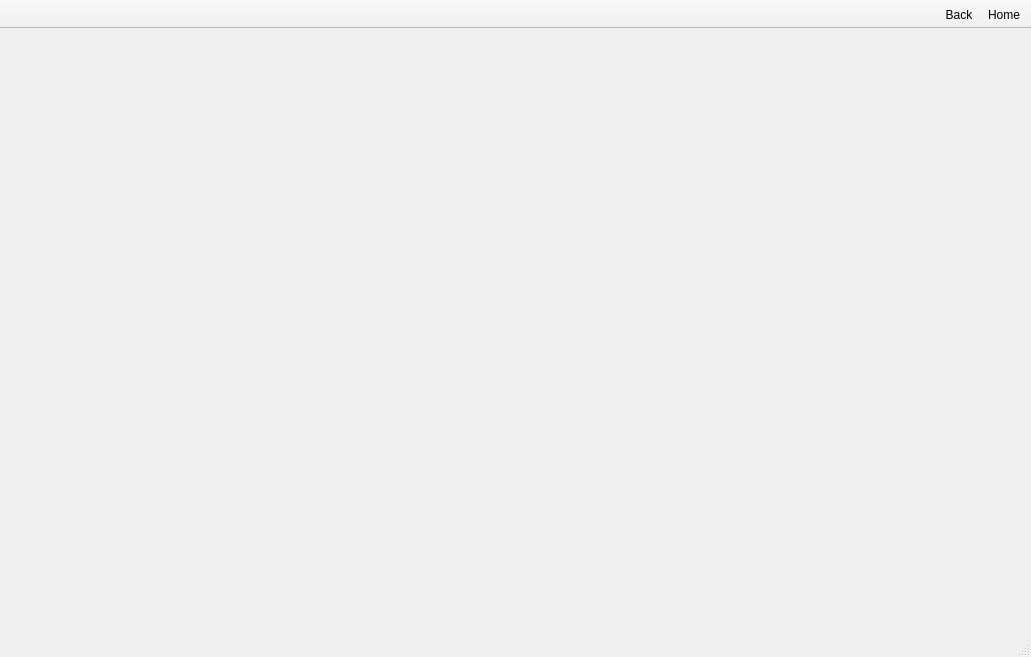
Qt form BodegueroHero/mainwindow.ui (ErickHernandez/BodegueroHero) before a commit.
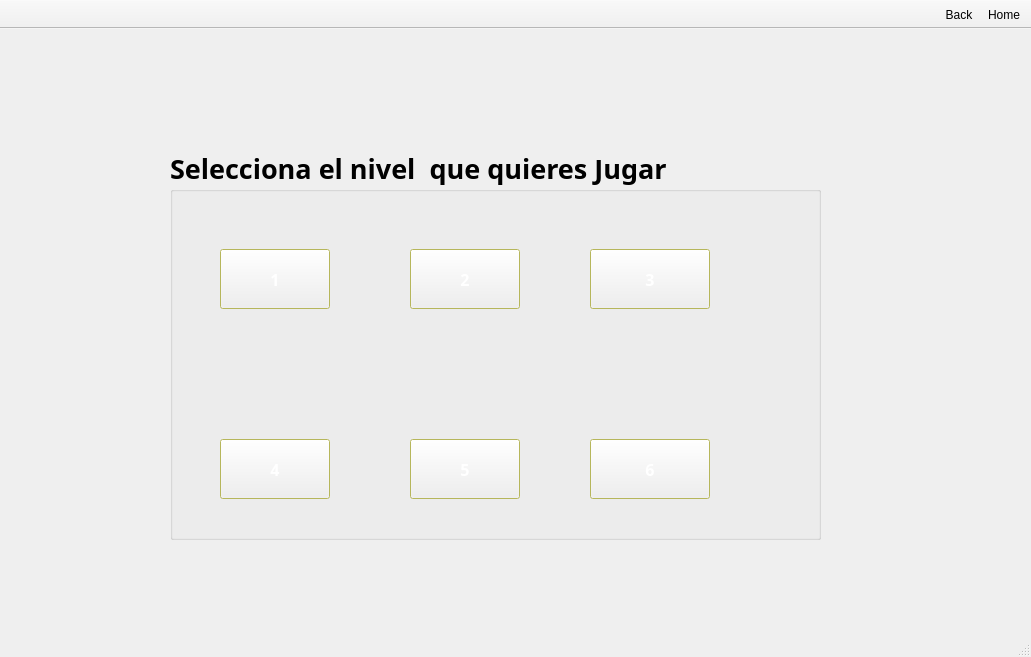
The same form after that commit. The open tabs and pages were chosen to show the change. Icons and pictures are not drawn.

Commit message: Actualizacion de perfiles y seleccion de niveles en alpha

What changed in the file:
```diff
--- a/BodegueroHero/mainwindow.ui
+++ b/BodegueroHero/mainwindow.ui
@@ -24,8 +24,8 @@
    <widget class="QStackedWidget" name="screenManager">
     <property name="geometry">
      <rect>
-      <x>0</x>
-      <y>0</y>
+      <x>-60</x>
+      <y>-10</y>
       <width>1064</width>
       <height>601</height>
      </rect>
@@ -1135,7 +1135,462 @@
       </widget>
      </widget>
     </widget>
-    <widget class="QWidget" name="Levels"/>
+    <widget class="QWidget" name="Levels">
+     <widget class="QGroupBox" name="groupBox_3">
+      <property name="enabled">
+       <bool>true</bool>
+      </property>
+      <property name="geometry">
+       <rect>
+        <x>230</x>
+        <y>130</y>
+        <width>651</width>
+        <height>391</height>
+       </rect>
+      </property>
+      <property name="palette">
+       <palette>
+        <active>
+         <colorrole role="WindowText">
+          <brush brushstyle="SolidPattern">
+           <color alpha="255">
+            <red>0</red>
+            <green>0</green>
+            <blue>0</blue>
+           </color>
+          </brush>
+         </colorrole>
+         <colorrole role="Base">
+          <brush brushstyle="SolidPattern">
+           <color alpha="255">
+            <red>255</red>
+            <green>255</green>
+            <blue>255</blue>
+           </color>
+          </brush>
+         </colorrole>
+         <colorrole role="Window">
+          <brush brushstyle="SolidPattern">
+           <color alpha="255">
+            <red>255</red>
+            <green>255</green>
+            <blue>127</blue>
+           </color>
+          </brush>
+         </colorrole>
+        </active>
+        <inactive>
+         <colorrole role="WindowText">
+          <brush brushstyle="SolidPattern">
+           <color alpha="255">
+            <red>0</red>
+            <green>0</green>
+            <blue>0</blue>
+           </color>
+          </brush>
+         </colorrole>
+         <colorrole role="Base">
+          <brush brushstyle="SolidPattern">
+           <color alpha="255">
+            <red>255</red>
+            <green>255</green>
+            <blue>255</blue>
+           </color>
+          </brush>
+         </colorrole>
+         <colorrole role="Window">
+          <brush brushstyle="SolidPattern">
+           <color alpha="255">
+            <red>255</red>
+            <green>255</green>
+            <blue>127</blue>
+           </color>
+          </brush>
+         </colorrole>
+        </inactive>
+        <disabled>
+         <colorrole role="WindowText">
+          <brush brushstyle="SolidPattern">
+           <color alpha="255">
+            <red>120</red>
+            <green>120</green>
+            <blue>120</blue>
+           </color>
+          </brush>
+         </colorrole>
+         <colorrole role="Base">
+          <brush brushstyle="SolidPattern">
+           <color alpha="255">
+            <red>255</red>
+            <green>255</green>
+            <blue>127</blue>
+           </color>
+          </brush>
+         </colorrole>
+         <colorrole role="Window">
+          <brush brushstyle="SolidPattern">
+           <color alpha="255">
+            <red>255</red>
+            <green>255</green>
+            <blue>127</blue>
+           </color>
+          </brush>
+         </colorrole>
+        </disabled>
+       </palette>
+      </property>
+      <property name="font">
+       <font>
+        <family>Showcard Gothic</family>
+        <pointsize>20</pointsize>
+        <weight>75</weight>
+        <bold>true</bold>
+       </font>
+      </property>
+      <property name="title">
+       <string>Selecciona el nivel  que quieres Jugar</string>
+      </property>
+      <property name="flat">
+       <bool>true</bool>
+      </property>
+      <widget class="QPushButton" name="btn_lvl1">
+       <property name="geometry">
+        <rect>
+         <x>50</x>
+         <y>100</y>
+         <width>110</width>
+         <height>60</height>
+        </rect>
+       </property>
+       <property name="palette">
+        <palette>
+         <active>
+          <colorrole role="ButtonText">
+           <brush brushstyle="SolidPattern">
+            <color alpha="255">
+             <red>255</red>
+             <green>255</green>
+             <blue>255</blue>
+            </color>
+           </brush>
+          </colorrole>
+         </active>
+         <inactive>
+          <colorrole role="ButtonText">
+           <brush brushstyle="SolidPattern">
+            <color alpha="255">
+             <red>255</red>
+             <green>255</green>
+             <blue>255</blue>
+            </color>
+           </brush>
+          </colorrole>
+         </inactive>
+         <disabled>
+          <colorrole role="ButtonText">
+           <brush brushstyle="SolidPattern">
+            <color alpha="255">
+             <red>120</red>
+             <green>120</green>
+             <blue>120</blue>
+            </color>
+           </brush>
+          </colorrole>
+         </disabled>
+        </palette>
+       </property>
+       <property name="font">
+        <font>
+         <family>Showcard Gothic</family>
+         <pointsize>12</pointsize>
+        </font>
+       </property>
+       <property name="text">
+        <string>1</string>
+       </property>
+      </widget>
+      <widget class="QPushButton" name="bnt_lvl2">
+       <property name="geometry">
+        <rect>
+         <x>50</x>
+         <y>290</y>
+         <width>110</width>
+         <height>60</height>
+        </rect>
+       </property>
+       <property name="palette">
+        <palette>
+         <active>
+          <colorrole role="ButtonText">
+           <brush brushstyle="SolidPattern">
+            <color alpha="255">
+             <red>255</red>
+             <green>255</green>
+             <blue>255</blue>
+            </color>
+           </brush>
+          </colorrole>
+         </active>
+         <inactive>
+          <colorrole role="ButtonText">
+           <brush brushstyle="SolidPattern">
+            <color alpha="255">
+             <red>255</red>
+             <green>255</green>
+             <blue>255</blue>
+            </color>
+           </brush>
+          </colorrole>
+         </inactive>
+         <disabled>
+          <colorrole role="ButtonText">
+           <brush brushstyle="SolidPattern">
+            <color alpha="255">
+             <red>120</red>
+             <green>120</green>
+             <blue>120</blue>
+            </color>
+           </brush>
+          </colorrole>
+         </disabled>
+        </palette>
+       </property>
+       <property name="font">
+        <font>
+         <family>Showcard Gothic</family>
+         <pointsize>12</pointsize>
+        </font>
+       </property>
+       <property name="text">
+        <string>4</string>
+       </property>
+      </widget>
+      <widget class="QPushButton" name="bnt_lvl4">
+       <property name="geometry">
+        <rect>
+         <x>240</x>
+         <y>290</y>
+         <width>110</width>
+         <height>60</height>
+        </rect>
+       </property>
+       <property name="palette">
+        <palette>
+         <active>
+          <colorrole role="ButtonText">
+           <brush brushstyle="SolidPattern">
+            <color alpha="255">
+             <red>255</red>
+             <green>255</green>
+             <blue>255</blue>
+            </color>
+           </brush>
+          </colorrole>
+         </active>
+         <inactive>
+          <colorrole role="ButtonText">
+           <brush brushstyle="SolidPattern">
+            <color alpha="255">
+             <red>255</red>
+             <green>255</green>
+             <blue>255</blue>
+            </color>
+           </brush>
+          </colorrole>
+         </inactive>
+         <disabled>
+          <colorrole role="ButtonText">
+           <brush brushstyle="SolidPattern">
+            <color alpha="255">
+             <red>120</red>
+             <green>120</green>
+             <blue>120</blue>
+            </color>
+           </brush>
+          </colorrole>
+         </disabled>
+        </palette>
+       </property>
+       <property name="font">
+        <font>
+         <family>Showcard Gothic</family>
+         <pointsize>12</pointsize>
+        </font>
+       </property>
+       <property name="text">
+        <string>5</string>
+       </property>
+      </widget>
+      <widget class="QPushButton" name="bnt_lvl5">
+       <property name="geometry">
+        <rect>
+         <x>420</x>
+         <y>100</y>
+         <width>120</width>
+         <height>60</height>
+        </rect>
+       </property>
+       <property name="palette">
+        <palette>
+         <active>
+          <colorrole role="ButtonText">
+           <brush brushstyle="SolidPattern">
+            <color alpha="255">
+             <red>255</red>
+             <green>255</green>
+             <blue>255</blue>
+            </color>
+           </brush>
+          </colorrole>
+         </active>
+         <inactive>
+          <colorrole role="ButtonText">
+           <brush brushstyle="SolidPattern">
+            <color alpha="255">
+             <red>255</red>
+             <green>255</green>
+             <blue>255</blue>
+            </color>
+           </brush>
+          </colorrole>
+         </inactive>
+         <disabled>
+          <colorrole role="ButtonText">
+           <brush brushstyle="SolidPattern">
+            <color alpha="255">
+             <red>120</red>
+             <green>120</green>
+             <blue>120</blue>
+            </color>
+           </brush>
+          </colorrole>
+         </disabled>
+        </palette>
+       </property>
+       <property name="font">
+        <font>
+         <family>Showcard Gothic</family>
+         <pointsize>12</pointsize>
+        </font>
+       </property>
+       <property name="text">
+        <string>3</string>
+       </property>
+      </widget>
+      <widget class="QPushButton" name="bnt_lvl6">
+       <property name="geometry">
+        <rect>
+         <x>420</x>
+         <y>290</y>
+         <width>120</width>
+         <height>60</height>
+        </rect>
+       </property>
+       <property name="palette">
+        <palette>
+         <active>
+          <colorrole role="ButtonText">
+           <brush brushstyle="SolidPattern">
+            <color alpha="255">
+             <red>255</red>
+             <green>255</green>
+             <blue>255</blue>
+            </color>
+           </brush>
+          </colorrole>
+         </active>
+         <inactive>
+          <colorrole role="ButtonText">
+           <brush brushstyle="SolidPattern">
+            <color alpha="255">
+             <red>255</red>
+             <green>255</green>
+             <blue>255</blue>
+            </color>
+           </brush>
+          </colorrole>
+         </inactive>
+         <disabled>
+          <colorrole role="ButtonText">
+           <brush brushstyle="SolidPattern">
+            <color alpha="255">
+             <red>120</red>
+             <green>120</green>
+             <blue>120</blue>
+            </color>
+           </brush>
+          </colorrole>
+         </disabled>
+        </palette>
+       </property>
+       <property name="font">
+        <font>
+         <family>Showcard Gothic</family>
+         <pointsize>12</pointsize>
+        </font>
+       </property>
+       <property name="text">
+        <string>6</string>
+       </property>
+      </widget>
+      <widget class="QPushButton" name="bnt_lvl3">
+       <property name="geometry">
+        <rect>
+         <x>240</x>
+         <y>100</y>
+         <width>110</width>
+         <height>60</height>
+        </rect>
+       </property>
+       <property name="palette">
+        <palette>
+         <active>
+          <colorrole role="ButtonText">
+           <brush brushstyle="SolidPattern">
+            <color alpha="255">
+             <red>255</red>
+             <green>255</green>
+             <blue>255</blue>
+            </color>
+           </brush>
+          </colorrole>
+         </active>
+         <inactive>
+          <colorrole role="ButtonText">
+           <brush brushstyle="SolidPattern">
+            <color alpha="255">
+             <red>255</red>
+             <green>255</green>
+             <blue>255</blue>
+            </color>
+           </brush>
+          </colorrole>
+         </inactive>
+         <disabled>
+          <colorrole role="ButtonText">
+           <brush brushstyle="SolidPattern">
+            <color alpha="255">
+             <red>120</red>
+             <green>120</green>
+             <blue>120</blue>
+            </color>
+           </brush>
+          </colorrole>
+         </disabled>
+        </palette>
+       </property>
+       <property name="font">
+        <font>
+         <family>Showcard Gothic</family>
+         <pointsize>12</pointsize>
+        </font>
+       </property>
+       <property name="text">
+        <string>2</string>
+       </property>
+      </widget>
+     </widget>
+    </widget>
     <widget class="QWidget" name="Scores"/>
     <widget class="QWidget" name="Play"/>
     <widget class="QWidget" name="page_8"/>
```
Left out of the diff: 974 changed lines with no effect on the pictures. Lines whose indentation alone changed are shown as unchanged. The commit also changes 4 other files.
